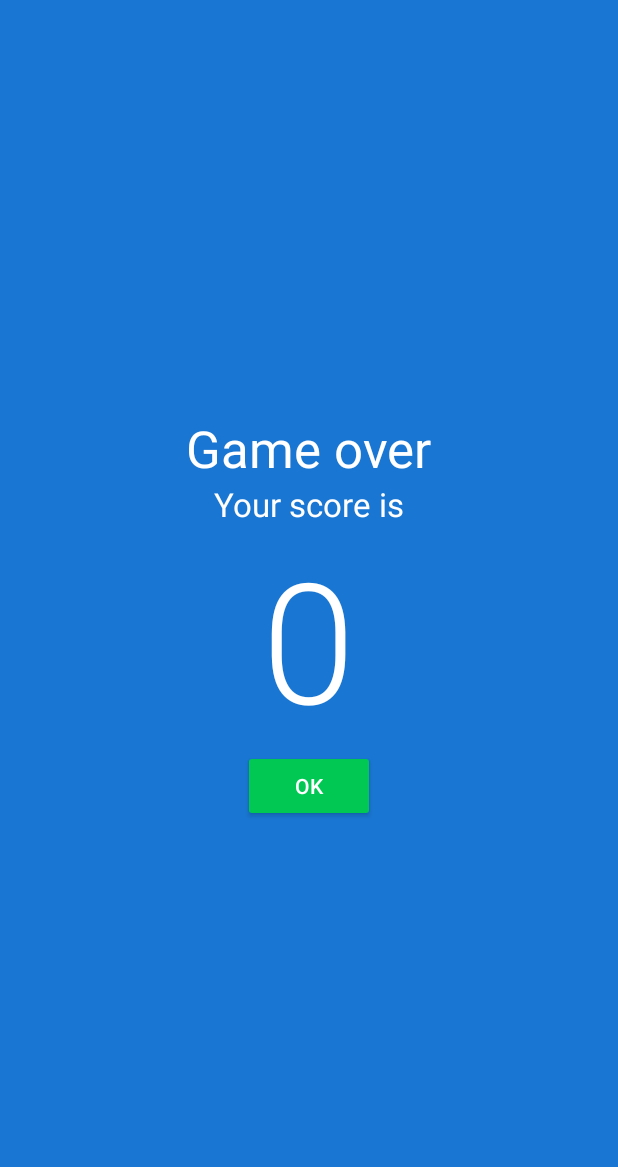
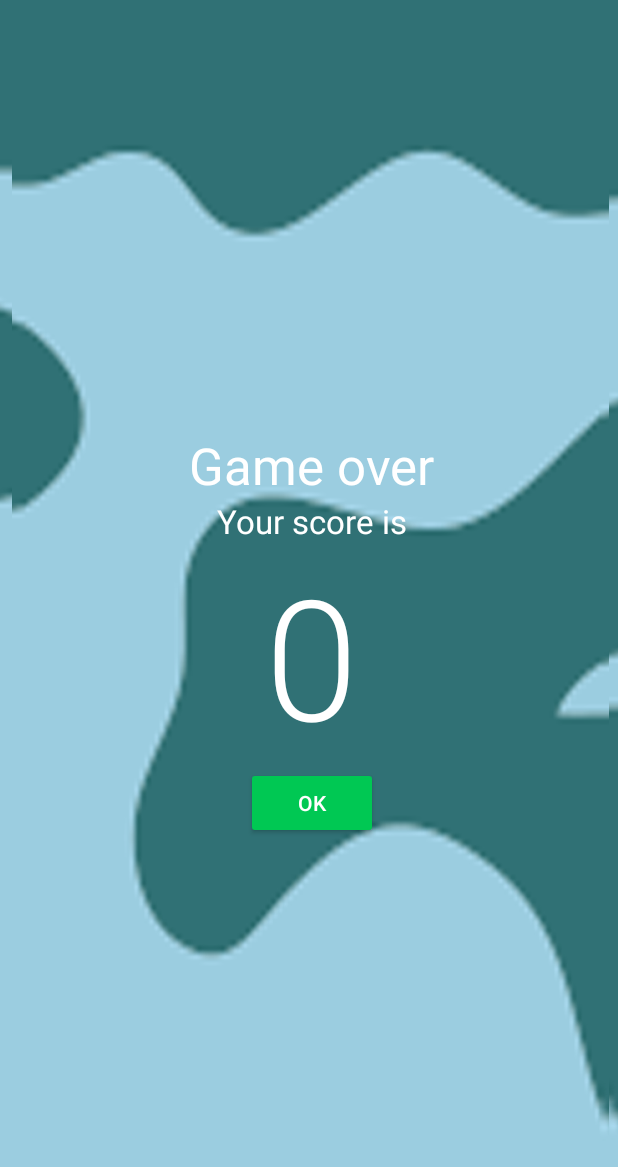
Before and after one commit to abn-volk/Terrania, an Android app: the fragment ResultFragment placed in its activity, on a phone screen of 412 x 824 dp. Shown: the top 1167 px of the screen. Run offline under Robolectric (Android 15) with nearby library versions, the phone set to English and light mode, and no system bars; our stand-ins replace ButterKnife, RxJava; network calls fail; 4 statements that could not run were skipped.

Commit message:
Add bg file

```diff
--- a/app/src/main/res/layout-w600dp-land/fragment_text_question.xml
+++ b/app/src/main/res/layout-w600dp-land/fragment_text_question.xml
@@ -7,7 +7,7 @@
     android:layout_height="match_parent"
     android:orientation="vertical"
     android:gravity="center"
-    android:background="@color/colorPrimary"
+    android:background="@drawable/bg"
     android:paddingLeft="@dimen/activity_horizontal_margin"
     android:paddingRight="@dimen/activity_horizontal_margin"
     android:paddingTop="@dimen/activity_vertical_margin"
--- a/app/src/main/res/layout/activity_country.xml
+++ b/app/src/main/res/layout/activity_country.xml
@@ -5,6 +5,7 @@
     android:layout_width="match_parent"
     android:layout_height="match_parent"
     android:fitsSystemWindows="true"
+    android:background="@drawable/bg"
     tools:context="net.volangvang.terrania.learn.CountryActivity">
 
     <android.support.design.widget.AppBarLayout
--- a/app/src/main/res/layout/activity_game.xml
+++ b/app/src/main/res/layout/activity_game.xml
@@ -5,7 +5,7 @@
     xmlns:tools="http://schemas.android.com/tools"
     android:layout_width="match_parent"
     android:layout_height="match_parent"
-    android:background="@color/colorPrimary"
+    android:background="@drawable/bg"
     tools:context="net.volangvang.terrania.play.GameActivity">
 
 </FrameLayout>
--- a/app/src/main/res/layout/activity_learn.xml
+++ b/app/src/main/res/layout/activity_learn.xml
@@ -4,7 +4,7 @@
     xmlns:tools="http://schemas.android.com/tools"
     android:layout_width="match_parent"
     android:layout_height="match_parent"
-    android:background="@color/colorPrimary"
+    android:background="@drawable/bg"
     tools:context="net.volangvang.terrania.learn.LearnActivity">
 
     <android.support.design.widget.AppBarLayout
--- a/app/src/main/res/layout/activity_play.xml
+++ b/app/src/main/res/layout/activity_play.xml
@@ -28,7 +28,7 @@
         android:id="@+id/play_view_pager"
         android:layout_width="match_parent"
         android:layout_height="match_parent"
-        android:background="@color/colorPrimary"
+        android:background="@drawable/bg"
         android:clipToPadding="false"
         android:overScrollMode="never"
         app:layout_behavior="@string/appbar_scrolling_view_behavior"
--- a/app/src/main/res/layout/fragment_result.xml
+++ b/app/src/main/res/layout/fragment_result.xml
@@ -2,7 +2,7 @@
     xmlns:tools="http://schemas.android.com/tools"
     android:layout_width="match_parent"
     android:layout_height="match_parent"
-    android:background="@color/colorPrimary"
+    android:background="@drawable/bg"
     android:gravity="center"
     android:orientation="vertical"
     tools:context="net.volangvang.terrania.play.ResultFragment">
--- a/app/src/main/res/values-v21/styles.xml
+++ b/app/src/main/res/values-v21/styles.xml
@@ -5,11 +5,11 @@
         <item name="windowNoTitle">true</item>
         <item name="android:windowDrawsSystemBarBackgrounds">true</item>
         <item name="android:statusBarColor">@android:color/transparent</item>
+
     </style>
 
     <style name="AppTheme.NoActionBar.DarkStatusBar">
         <item name="android:statusBarColor">@color/colorPrimaryDark</item>
-
     </style>
 
 </resources>
--- a/app/src/main/res/values/colors.xml
+++ b/app/src/main/res/values/colors.xml
@@ -7,4 +7,5 @@
     <color name="colorWrong">#ff5252</color>
     <color name="colorRight">#00e676</color>
     <color name="colorSelected">#448aff</color>
+    <color name="colorWhiteTransparent">#ffffffcc</color>
 </resources>
--- a/build.gradle
+++ b/build.gradle
@@ -5,7 +5,7 @@ buildscript {
         jcenter()
     }
     dependencies {
-        classpath 'com.android.tools.build:gradle:2.3.1'
+        classpath 'com.android.tools.build:gradle:2.3.2'
 
         // NOTE: Do not place your application dependencies here; they belong
         // in the individual module build.gradle files
```
Also changed, not shown: app/src/main/ic_launcher-web.png (added), app/src/main/res/drawable-nodpi/bg.9.png (added), app/src/main/res/mipmap-hdpi/ic_launcher.png, app/src/main/res/mipmap-mdpi/ic_launcher.png, app/src/main/res/mipmap-xhdpi/ic_launcher.png, app/src/main/res/mipmap-xxhdpi/ic_launcher.png, app/src/main/res/mipmap-xxxhdpi/ic_launcher.png.
